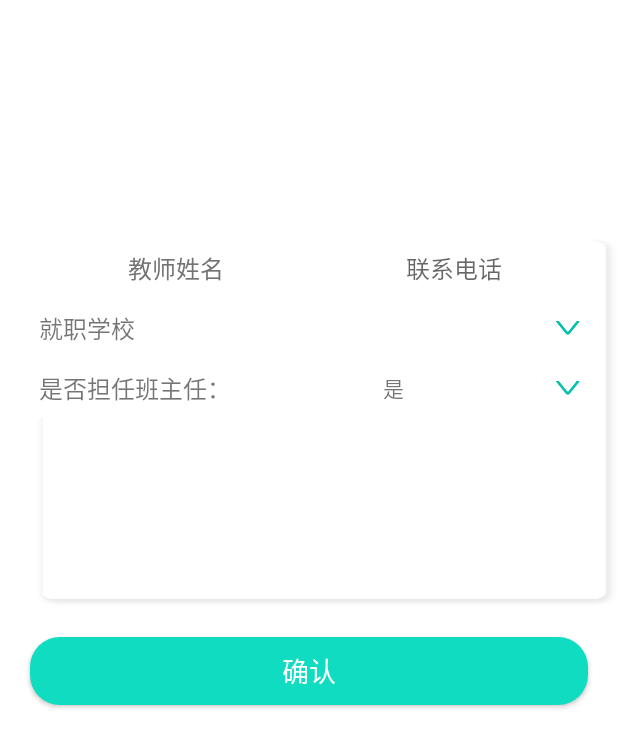
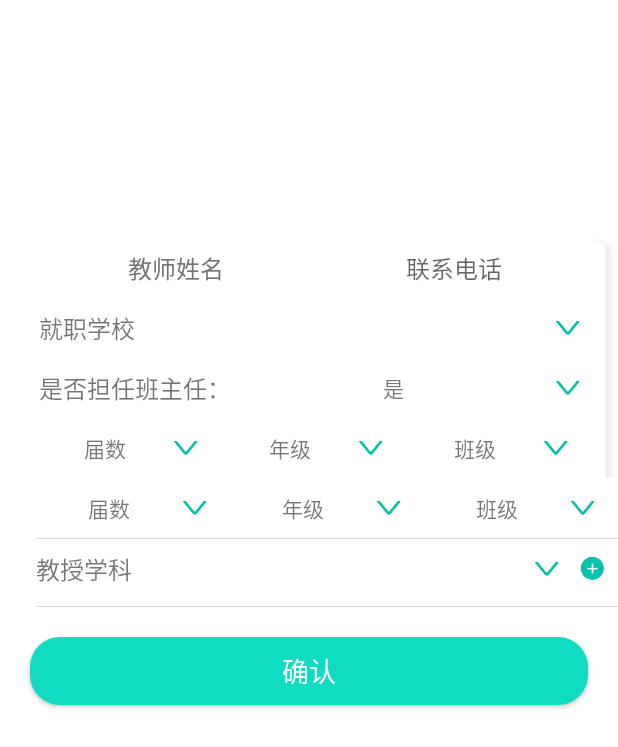
Before and after one commit to renkchina/SmallBag, an Android app: the TeacherInformationActivity screen opened directly, with no data from a screen before it, on a phone screen of 412 x 824 dp. Shown: the top 747 px of the screen. Run offline under Robolectric (Android 15) with nearby library versions, the phone set to English and light mode, and no system bars; our stand-ins replace ButterKnife, RxJava; libraries missing offline, so code that uses them is left out: com.umeng.analytics; 2 statements that could not run were skipped.

Commit message:
ui布局

```diff
--- /dev/null
+++ b/app/src/main/java/bag/small/provider/TeachClass.java
@@ -0,0 +1,8 @@
+package bag.small.provider;
+
+/**
+ * Created by Administrator on 2017/7/31.
+ */
+public class TeachClass {
+
+}
--- /dev/null
+++ b/app/src/main/java/bag/small/provider/TeachClassViewBinder.java
@@ -0,0 +1,55 @@
+package bag.small.provider;
+
+import android.support.annotation.NonNull;
+import android.support.v7.widget.RecyclerView;
+import android.view.LayoutInflater;
+import android.view.View;
+import android.view.ViewGroup;
+import android.widget.ImageView;
+import android.widget.LinearLayout;
+import android.widget.TextView;
+
+import bag.small.R;
+import butterknife.Bind;
+import butterknife.ButterKnife;
+import me.drakeet.multitype.ItemViewBinder;
+
+/**
+ * Created by Administrator on 2017/7/31.
+ */
+public class TeachClassViewBinder extends ItemViewBinder<TeachClass, TeachClassViewBinder.ViewHolder> {
+
+    @NonNull
+    @Override
+    protected ViewHolder onCreateViewHolder(
+            @NonNull LayoutInflater inflater, @NonNull ViewGroup parent) {
+        View root = inflater.inflate(R.layout.item_teacher_subject, parent, false);
+        return new ViewHolder(root);
+    }
+
+    @Override
+    protected void onBindViewHolder(@NonNull ViewHolder holder, @NonNull TeachClass teachClass) {
+
+    }
+
+
+    class ViewHolder extends RecyclerView.ViewHolder  {
+        @Bind(R.id.ac_teacher_number_tv)
+        TextView acTeacherNumberTv;
+        @Bind(R.id.ac_teacher_grade_tv)
+        TextView acTeacherGradeTv;
+        @Bind(R.id.ac_teacher_class_tv)
+        TextView acTeacherClassTv;
+        @Bind(R.id.activity_subject_tv)
+        TextView acSubjectTv;
+        @Bind(R.id.activity_subject_add_iv)
+        ImageView acSubjectAddIv;
+        @Bind(R.id.activity_subject_ll)
+        LinearLayout acSubjectLl;
+
+        ViewHolder(View view) {
+            super(view);
+            ButterKnife.bind(this, view);
+        }
+    }
+}
--- a/app/src/main/java/bag/small/ui/activity/LoginActivity.java
+++ b/app/src/main/java/bag/small/ui/activity/LoginActivity.java
@@ -1,7 +1,6 @@
 package bag.small.ui.activity;
 
 
-import android.os.Bundle;
 import android.view.View;
 import android.widget.Button;
 import android.widget.EditText;
@@ -13,16 +12,12 @@ import bag.small.app.MyApplication;
 import bag.small.base.BaseActivity;
 import bag.small.http.HttpUtil;
 import bag.small.http.IApi.HttpError;
-import bag.small.http.IApi.HttpResultFilter;
 import bag.small.http.IApi.ILoginRequest;
-import bag.small.http.IApi.IRegisterReq;
 import bag.small.rx.RxUtil;
-import bag.small.utils.LogUtil;
 import bag.small.utils.StringUtil;
 import butterknife.Bind;
 import butterknife.OnClick;
 import cn.nekocode.rxlifecycle.compact.RxLifecycleCompact;
-import io.reactivex.disposables.Disposable;
 
 /**
  * Created by Administrator on 2017/7/22.
@@ -75,7 +70,7 @@ public class LoginActivity extends BaseActivity {
 
     private void goLogin(String phone, final String password) {
         iLoginRequest.appLogin(phone, password)
-//                .compose(RxLifecycleCompact.bind(this).withObservable())
+                .compose(RxLifecycleCompact.bind(this).withObservable())
                 .compose(RxUtil.applySchedulers(RxUtil.IO_ON_UI_TRANSFORMER))
                 .subscribe(bean -> {
                     toast(bean.getMsg());
--- a/app/src/main/java/bag/small/ui/activity/RegisterActivity.java
+++ b/app/src/main/java/bag/small/ui/activity/RegisterActivity.java
@@ -84,8 +84,10 @@ public class RegisterActivity extends BaseActivity {
                 break;
             case R.id.ac_register_teacher_ll:
                 registerPhone(2);
+                skipActivity(TeacherInformationActivity.class);
                 break;
             case R.id.activity_register_login_tv:
+                skipActivity(LoginActivity.class);
                 break;
         }
     }
@@ -120,7 +122,7 @@ public class RegisterActivity extends BaseActivity {
         iRegisterReq.goRegister(phone, password, verify)
                 .compose(RxUtil.applySchedulers(RxUtil.IO_ON_UI_TRANSFORMER))
                 .compose(RxLifecycleCompact.bind(this).withObservable())
-                .filter(new HttpResultFilter<>())
+//                .filter(new HttpResultFilter<>())
                 .subscribe(bean -> {
                     LogUtil.show(bean);
                     if (bean.isSuccess()) {
--- a/app/src/main/java/bag/small/ui/activity/TeacherInformationActivity.java
+++ b/app/src/main/java/bag/small/ui/activity/TeacherInformationActivity.java
@@ -1,13 +1,87 @@
 package bag.small.ui.activity;
+
+import android.os.Bundle;
+import android.support.v4.content.ContextCompat;
+import android.support.v7.widget.LinearLayoutManager;
+import android.support.v7.widget.RecyclerView;
+import android.view.View;
+import android.widget.Button;
+import android.widget.LinearLayout;
+import android.widget.TextView;
+
+import java.util.ArrayList;
+import java.util.List;
 
 import bag.small.R;
 import bag.small.base.BaseActivity;
+import bag.small.provider.TeachClass;
+import bag.small.provider.TeachClassViewBinder;
+import bag.small.view.RecycleViewDivider;
+import butterknife.Bind;
+import butterknife.ButterKnife;
+import butterknife.OnClick;
+import me.drakeet.multitype.MultiTypeAdapter;
 
 public class TeacherInformationActivity extends BaseActivity {
 
+
+    @Bind(R.id.activity_guardian_tv)
+    TextView aGuardianTv;
+    @Bind(R.id.activity_guardian_ll)
+    LinearLayout aGuardianLl;
+    @Bind(R.id.activity_charge_class_tv)
+    TextView aChargeClassTv;
+    @Bind(R.id.activity_is_teacher_tv)
+    TextView isClassTeacher;
+    @Bind(R.id.activity_charge_class_ll)
+    LinearLayout aChargeClassLl;
+    @Bind(R.id.ac_teacher_number_tv)
+    TextView acTeacherNumberTv;
+    @Bind(R.id.ac_teacher_grade_tv)
+    TextView acTeacherGradeTv;
+    @Bind(R.id.ac_teacher_class_tv)
+    TextView acTeacherClassTv;
+    @Bind(R.id.activity_teacher_subject_recycler)
+    RecyclerView subjectRecycler;
+    @Bind(R.id.activity_teacher_commit_btn)
+    Button aTeacherCommitBtn;
+    MultiTypeAdapter multiTypeAdapter;
+    List items;
 
     @Override
     public int getLayoutResId() {
         return R.layout.activity_teacher_information;
     }
+
+    @Override
+    public void initView() {
+        items = new ArrayList();
+        items.add(new TeachClass());
+        multiTypeAdapter = new MultiTypeAdapter(items);
+        multiTypeAdapter.register(TeachClass.class, new TeachClassViewBinder());
+        subjectRecycler.setLayoutManager(new LinearLayoutManager(this));
+        subjectRecycler.addItemDecoration(new RecycleViewDivider(this, LinearLayoutManager.HORIZONTAL, 1,
+                ContextCompat.getColor(this, R.color.un_enable_gray)));
+        subjectRecycler.setAdapter(multiTypeAdapter);
+    }
+
+    @OnClick({R.id.activity_guardian_ll, R.id.activity_charge_class_ll,
+            R.id.ac_teacher_number_tv, R.id.ac_teacher_grade_tv,
+            R.id.ac_teacher_class_tv, R.id.activity_teacher_commit_btn})
+    public void onViewClicked(View view) {
+        switch (view.getId()) {
+            case R.id.activity_guardian_ll:
+                break;
+            case R.id.activity_charge_class_ll:
+                break;
+            case R.id.ac_teacher_number_tv:
+                break;
+            case R.id.ac_teacher_grade_tv:
+                break;
+            case R.id.ac_teacher_class_tv:
+                break;
+            case R.id.activity_teacher_commit_btn:
+                break;
+        }
+    }
 }
--- a/app/src/main/java/bag/small/utils/MD5Util.java
+++ b/app/src/main/java/bag/small/utils/MD5Util.java
@@ -1,8 +1,6 @@
 package bag.small.utils;
 
 import android.text.TextUtils;
-
-import java.io.UnsupportedEncodingException;
 import java.security.MessageDigest;
 import java.security.NoSuchAlgorithmException;
 
--- a/app/src/main/res/layout/activity_teacher_information.xml
+++ b/app/src/main/res/layout/activity_teacher_information.xml
@@ -102,6 +102,7 @@
                 android:textSize="16sp" />
 
             <TextView
+                android:id="@+id/activity_is_teacher_tv"
                 android:layout_width="0dp"
                 android:layout_height="match_parent"
                 android:layout_weight="1"
@@ -113,10 +114,53 @@
                 android:src="@mipmap/arrow_icon" />
         </LinearLayout>
 
+        <LinearLayout
+            android:layout_width="match_parent"
+            android:layout_height="40dp"
+            android:layout_marginEnd="18dp"
+            android:background="@color/white"
+            android:gravity="center_vertical"
+            android:orientation="horizontal">
+
+            <TextView
+                android:id="@+id/ac_teacher_number_tv"
+                android:layout_width="0dp"
+                android:layout_height="match_parent"
+                android:layout_weight="1"
+                android:drawableEnd="@mipmap/arrow_icon"
+                android:gravity="center"
+                android:paddingEnd="15dp"
+                android:paddingStart="0dp"
+                android:text="届数" />
+
+            <TextView
+                android:id="@+id/ac_teacher_grade_tv"
+                android:layout_width="0dp"
+                android:layout_height="match_parent"
+                android:layout_weight="1"
+                android:drawableEnd="@mipmap/arrow_icon"
+                android:gravity="center"
+                android:paddingEnd="15dp"
+                android:paddingStart="0dp"
+                android:text="年级" />
+
+            <TextView
+                android:id="@+id/ac_teacher_class_tv"
+                android:layout_width="0dp"
+                android:layout_height="match_parent"
+                android:layout_weight="1"
+                android:drawableEnd="@mipmap/arrow_icon"
+                android:gravity="center"
+                android:paddingEnd="15dp"
+                android:paddingStart="0dp"
+                android:text="班级" />
+        </LinearLayout>
+
         <android.support.v7.widget.RecyclerView
             android:id="@+id/activity_teacher_subject_recycler"
             android:layout_width="match_parent"
             android:layout_height="wrap_content"
+            android:layout_weight="1"
             android:background="@color/white"></android.support.v7.widget.RecyclerView>
     </LinearLayout>
 
--- a/app/src/main/res/layout/item_teacher_subject.xml
+++ b/app/src/main/res/layout/item_teacher_subject.xml
@@ -12,35 +12,37 @@
         android:orientation="horizontal">
 
         <TextView
+            android:id="@+id/ac_teacher_number_tv"
             android:layout_width="0dp"
             android:layout_height="match_parent"
             android:layout_weight="1"
             android:drawableEnd="@mipmap/arrow_icon"
             android:gravity="center"
+            android:paddingEnd="15dp"
+            android:paddingStart="0dp"
             android:text="届数" />
 
         <TextView
+            android:id="@+id/ac_teacher_grade_tv"
             android:layout_width="0dp"
             android:layout_height="match_parent"
             android:layout_weight="1"
             android:drawableEnd="@mipmap/arrow_icon"
             android:gravity="center"
+            android:paddingEnd="15dp"
+            android:paddingStart="0dp"
             android:text="年级" />
 
         <TextView
+            android:id="@+id/ac_teacher_class_tv"
             android:layout_width="0dp"
             android:layout_height="match_parent"
             android:layout_weight="1"
             android:drawableEnd="@mipmap/arrow_icon"
             android:gravity="center"
+            android:paddingEnd="15dp"
+            android:paddingStart="0dp"
             android:text="班级" />
-
-        <ImageView
-            android:layout_width="15dp"
-            android:layout_height="wrap_content"
-            android:layout_marginEnd="9dp"
-            android:layout_marginStart="9dp"
-            android:src="@mipmap/add_line_circle" />
     </LinearLayout>
 
     <View style="@style/view_line_gray_style" />
@@ -69,6 +71,7 @@
             android:src="@mipmap/arrow_icon" />
 
         <ImageView
+            android:id="@+id/activity_subject_add_iv"
             android:layout_width="15dp"
             android:layout_height="wrap_content"
             android:layout_marginEnd="9dp"
```
